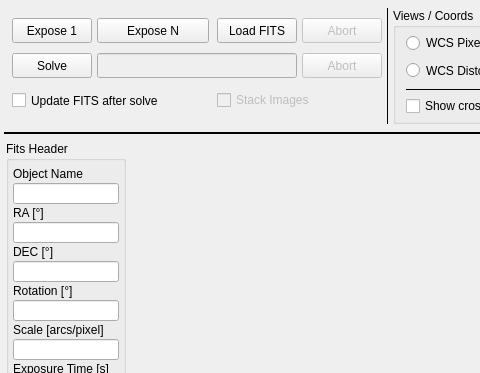
Old version of the form mw4/gui/widgets/image.ui in the repository mworion/MountWizzard4; both pictures show x 0 to 480 and y 0 to 373 of the 800 by 600 pixel window.
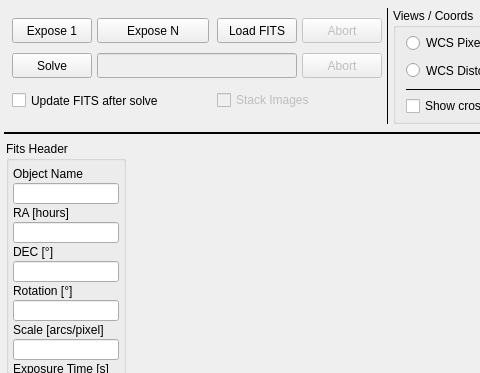
New version of the form.

Commit message: clear outside dim changed

What changed in the file:
```diff
--- a/mw4/gui/widgets/image.ui
+++ b/mw4/gui/widgets/image.ui
@@ -519,7 +519,7 @@
         <item>
          <widget class="QLabel" name="label_2">
           <property name="text">
-           <string>RA [°]</string>
+           <string>RA [hours]</string>
           </property>
          </widget>
         </item>
```
The commit also changes 2 other files.
